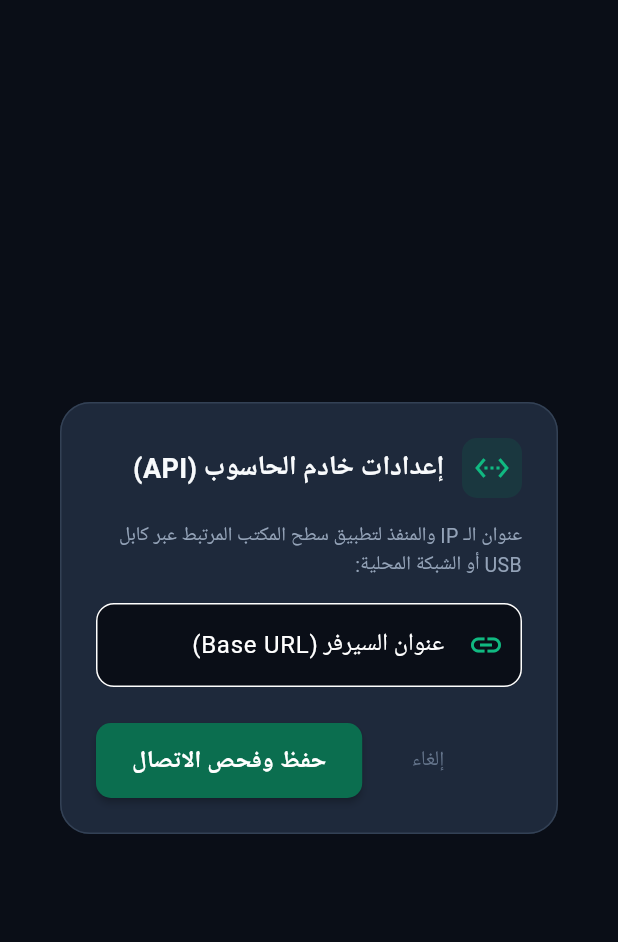
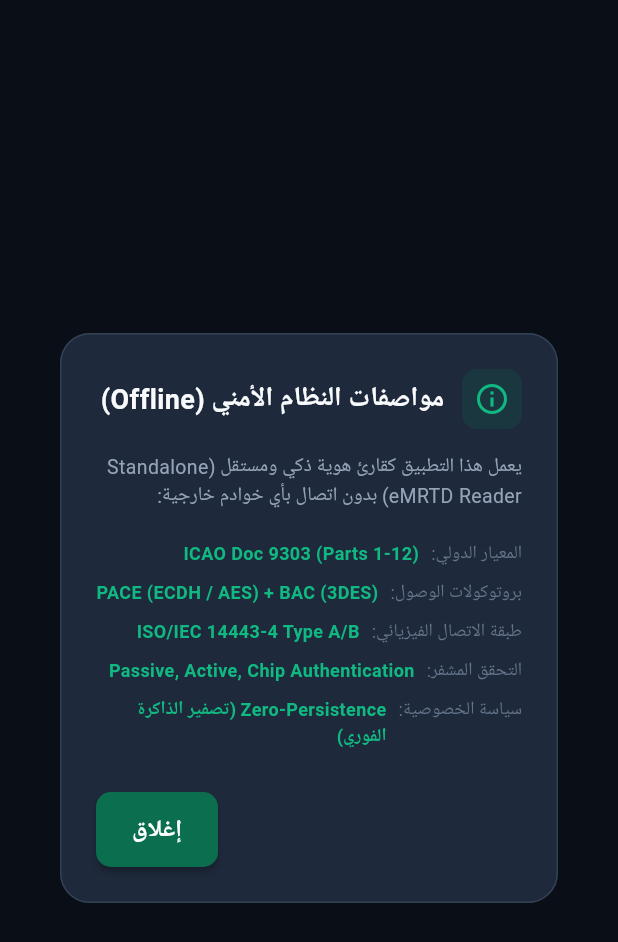
Before and after one commit to imadradhi/NI-Reader, a Flutter app: the SettingsDialog widget shown alone on an empty page, opened directly, on a phone screen of 412 x 824 dp. Shown: the top 942 px of the screen. Run offline on Flutter 3.47's test engine with Material 3 defaults, Android fonts, the phone set to English and light mode, and no system bars; our stand-ins replace dio, google_fonts; missing offline and left inert: google_mlkit_text_recognition; Roboto replaces fonts that are missing (Cairo).

Commit message:
fix(settings): Update SettingsDialog to standalone offline engine specifications

```diff
--- a/flutter_ni_reader/lib/views/settings_dialog.dart
+++ b/flutter_ni_reader/lib/views/settings_dialog.dart
@@ -1,30 +1,9 @@
 import 'package:flutter/material.dart';
-import 'package:provider/provider.dart';
 import '../../core/theme/app_theme.dart';
-import '../../providers/app_state_provider.dart';
 
-class SettingsDialog extends StatefulWidget {
+/// About & System Specifications Dialog (100% Offline eMRTD Engine)
+class SettingsDialog extends StatelessWidget {
   const SettingsDialog({super.key});
-
-  @override
-  State<SettingsDialog> createState() => _SettingsDialogState();
-}
-
-class _SettingsDialogState extends State<SettingsDialog> {
-  late TextEditingController _urlController;
-
-  @override
-  void initState() {
-    super.initState();
-    final provider = context.read<AppStateProvider>();
-    _urlController = TextEditingController(text: provider.serverUrl);
-  }
-
-  @override
-  void dispose() {
-    _urlController.dispose();
-    super.dispose();
-  }
 
   @override
   Widget build(BuildContext context) {
@@ -48,11 +27,11 @@ class _SettingsDialogState extends State<SettingsDialog> {
                     color: AppColors.primary.withOpacity(0.2),
                     borderRadius: BorderRadius.circular(10),
                   ),
-                  child: const Icon(Icons.settings_ethernet, color: AppColors.neonEmerald),
+                  child: const Icon(Icons.info_outline, color: AppColors.neonEmerald),
                 ),
                 const SizedBox(width: 12),
                 const Text(
-                  "إعدادات خادم الحاسوب (API)",
+                  "مواصفات النظام الأمني (Offline)",
                   style: TextStyle(
                     fontSize: 18,
                     fontWeight: FontWeight.bold,
@@ -63,64 +42,49 @@ class _SettingsDialogState extends State<SettingsDialog> {
             ),
             const SizedBox(height: 16),
             const Text(
-              "عنوان الـ IP والمنفذ لتطبيق سطح المكتب المرتبط عبر كابل USB أو الشبكة المحلية:",
+              "يعمل هذا التطبيق كقارئ هوية ذكي ومستقل (Standalone eMRTD Reader) بدون اتصال بأي خوادم خارجية:",
               style: TextStyle(fontSize: 13, color: AppColors.textSecondary),
             ),
             const SizedBox(height: 16),
-            TextField(
-              controller: _urlController,
-              keyboardType: TextInputType.url,
-              style: const TextStyle(color: AppColors.textPrimary),
-              decoration: InputDecoration(
-                labelText: "عنوان السيرفر (Base URL)",
-                hintText: "http://192.168.42.129:8080",
-                prefixIcon: const Icon(Icons.link, color: AppColors.neonEmerald),
-                filled: true,
-                fillColor: AppColors.bgDark,
-                border: OutlineInputBorder(
-                  borderRadius: BorderRadius.circular(12),
-                  borderSide: const BorderSide(color: AppColors.borderDark),
+            _buildSpecRow("المعيار الدولي:", "ICAO Doc 9303 (Parts 1-12)"),
+            _buildSpecRow("بروتوكولات الوصول:", "PACE (ECDH / AES) + BAC (3DES)"),
+            _buildSpecRow("طبقة الاتصال الفيزيائي:", "ISO/IEC 14443-4 Type A/B"),
+            _buildSpecRow("التحقق المشفر:", "Passive, Active, Chip Authentication"),
+            _buildSpecRow("سياسة الخصوصية:", "Zero-Persistence (تصفير الذاكرة الفوري)"),
+            const SizedBox(height: 24),
+            Align(
+              alignment: Alignment.centerLeft,
+              child: ElevatedButton(
+                onPressed: () => Navigator.pop(context),
+                style: ElevatedButton.styleFrom(
+                  backgroundColor: AppColors.primary,
+                  shape: RoundedRectangleBorder(borderRadius: BorderRadius.circular(10)),
                 ),
-                focusedBorder: OutlineInputBorder(
-                  borderRadius: BorderRadius.circular(12),
-                  borderSide: const BorderSide(color: AppColors.neonEmerald),
-                ),
+                child: const Text("إغلاق"),
               ),
-            ),
-            const SizedBox(height: 24),
-            Row(
-              mainAxisAlignment: MainAxisAlignment.end,
-              children: [
-                TextButton(
-                  onPressed: () => Navigator.pop(context),
-                  child: const Text("إلغاء", style: TextStyle(color: AppColors.textMuted)),
-                ),
-                const SizedBox(width: 12),
-                ElevatedButton(
-                  onPressed: () {
-                    final newUrl = _urlController.text.trim();
-                    if (newUrl.isNotEmpty) {
-                      context.read<AppStateProvider>().updateServerUrl(newUrl);
-                      Navigator.pop(context);
-                      ScaffoldMessenger.of(context).showSnackBar(
-                        const SnackBar(
-                          content: Text("تم تحديث عنوان الخادم وفحص الاتصال"),
-                          backgroundColor: AppColors.primary,
-                        ),
-                      );
-                    }
-                  },
-                  style: ElevatedButton.styleFrom(
-                    backgroundColor: AppColors.primary,
-                    shape: RoundedRectangleBorder(borderRadius: BorderRadius.circular(10)),
-                  ),
-                  child: const Text("حفظ وفحص الاتصال"),
-                ),
-              ],
             ),
           ],
         ),
       ),
     );
   }
+
+  Widget _buildSpecRow(String title, String value) {
+    return Padding(
+      padding: const EdgeInsets.symmetric(vertical: 4),
+      child: Row(
+        crossAxisAlignment: CrossAxisAlignment.start,
+        children: [
+          Text(title, style: const TextStyle(fontSize: 12, color: AppColors.textMuted)),
+          const SizedBox(width: 8),
+          Expanded(
+            child: Text(
+              value,
+              style: const TextStyle(fontSize: 12, color: AppColors.neonEmerald, fontWeight: FontWeight.w600),
+            ),
+          ),
+        ],
+      ),
+    );
+  }
 }
```
